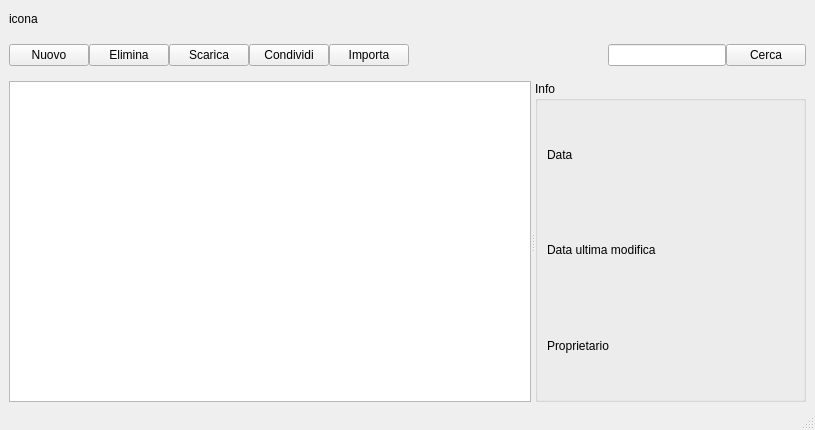
First picture: the form in Client/principale.ui, repository MarcoFlo/Google-Drive, before the edit.
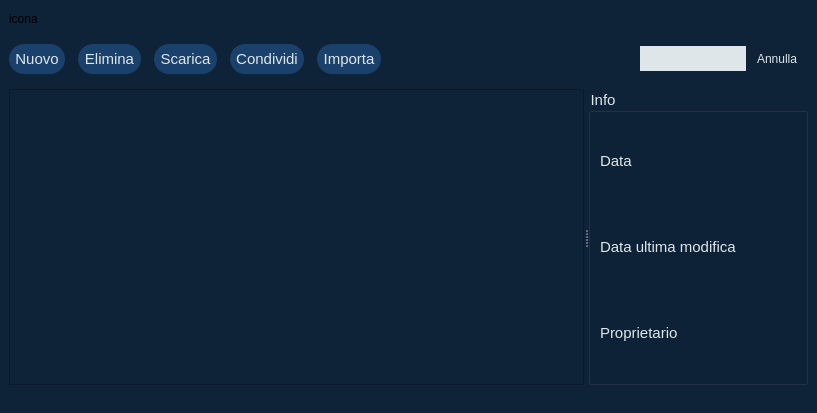
Second picture: the form after the edit.

Diff of the .ui file:
```diff
--- a/Client/principale.ui
+++ b/Client/principale.ui
@@ -6,13 +6,22 @@
    <rect>
     <x>0</x>
     <y>0</y>
-    <width>815</width>
-    <height>430</height>
+    <width>817</width>
+    <height>413</height>
    </rect>
   </property>
+  <property name="minimumSize">
+   <size>
+    <width>815</width>
+    <height>400</height>
+   </size>
+  </property>
   <property name="windowTitle">
    <string>MainWindow</string>
   </property>
+  <property name="styleSheet">
+   <string notr="true">background-color:rgb(14,34,56)</string>
+  </property>
   <widget class="QWidget" name="centralwidget">
    <property name="sizePolicy">
     <sizepolicy hsizetype="Expanding" vsizetype="Expanding">
@@ -26,7 +35,7 @@
      <height>0</height>
     </size>
    </property>
-   <layout class="QVBoxLayout" name="verticalLayout_2" stretch="0,0,1">
+   <layout class="QVBoxLayout" name="verticalLayout_2" stretch="0,0,0">
     <property name="spacing">
      <number>15</number>
     </property>
@@ -83,8 +92,20 @@
       </property>
       <item>
        <layout class="QHBoxLayout" name="horizontalLayout_2">
+        <property name="spacing">
+         <number>13</number>
+        </property>
         <item>
          <widget class="QPushButton" name="nuovo">
+          <property name="styleSheet">
+           <string notr="true">border-radius: 15px;
+background-color: rgb(26,65,108);
+padding: 6px;
+color: #dfe6e9;
+border: none;
+font-size: 15px;
+font-family: 'Calibri'</string>
+          </property>
           <property name="text">
            <string>Nuovo</string>
           </property>
@@ -92,6 +113,15 @@
         </item>
         <item>
          <widget class="QPushButton" name="elimina">
+          <property name="styleSheet">
+           <string notr="true">border-radius: 15px;
+background-color: rgb(26,65,108);
+padding: 6px;
+color: #dfe6e9;
+border: none;
+font-size: 15px;
+font-family: 'Calibri'</string>
+          </property>
           <property name="text">
            <string>Elimina</string>
           </property>
@@ -99,6 +129,15 @@
         </item>
         <item>
          <widget class="QPushButton" name="scarica">
+          <property name="styleSheet">
+           <string notr="true">border-radius: 15px;
+background-color: rgb(26,65,108);
+padding: 6px;
+color: #dfe6e9;
+border: none;
+font-size: 15px;
+font-family: 'Calibri'</string>
+          </property>
           <property name="text">
            <string>Scarica</string>
           </property>
@@ -106,6 +145,15 @@
         </item>
         <item>
          <widget class="QPushButton" name="condividi">
+          <property name="styleSheet">
+           <string notr="true">border-radius: 15px;
+background-color: rgb(26,65,108);
+padding: 6px;
+color: #dfe6e9;
+border: none;
+font-size: 15px;
+font-family: 'Calibri'</string>
+          </property>
           <property name="text">
            <string>Condividi</string>
           </property>
@@ -113,6 +161,15 @@
         </item>
         <item>
          <widget class="QPushButton" name="importa">
+          <property name="styleSheet">
+           <string notr="true">border-radius: 15px;
+background-color: rgb(26,65,108);
+padding: 6px;
+color: #dfe6e9;
+border: none;
+font-size: 15px;
+font-family: 'Calibri'</string>
+          </property>
           <property name="text">
            <string>Importa</string>
           </property>
@@ -125,23 +182,70 @@
         <property name="orientation">
          <enum>Qt::Horizontal</enum>
         </property>
+        <property name="sizeType">
+         <enum>QSizePolicy::Expanding</enum>
+        </property>
         <property name="sizeHint" stdset="0">
          <size>
-          <width>40</width>
-          <height>20</height>
+          <width>98</width>
+          <height>16</height>
          </size>
         </property>
        </spacer>
       </item>
       <item>
        <layout class="QHBoxLayout" name="horizontalLayout_3">
+        <property name="spacing">
+         <number>6</number>
+        </property>
+        <property name="sizeConstraint">
+         <enum>QLayout::SetMaximumSize</enum>
+        </property>
+        <property name="leftMargin">
+         <number>30</number>
+        </property>
+        <property name="rightMargin">
+         <number>6</number>
+        </property>
         <item>
-         <widget class="QLineEdit" name="cercaBarra"/>
+         <widget class="QLineEdit" name="cercaBarra">
+          <property name="sizePolicy">
+           <sizepolicy hsizetype="Minimum" vsizetype="Fixed">
+            <horstretch>16</horstretch>
+            <verstretch>0</verstretch>
+           </sizepolicy>
+          </property>
+          <property name="minimumSize">
+           <size>
+            <width>0</width>
+            <height>25</height>
+           </size>
+          </property>
+          <property name="font">
+           <font>
+            <family>Calibri</family>
+            <pointsize>11</pointsize>
+           </font>
+          </property>
+          <property name="styleSheet">
+           <string notr="true">background-color:#dfe6e9;
+border: 1px #dfe6e9;
+</string>
+          </property>
+         </widget>
         </item>
         <item>
          <widget class="QPushButton" name="cerca">
+          <property name="styleSheet">
+           <string notr="true">color: #dfe6e9;
+font-size: 12px;
+border: none;
+padding: 5px;
+font-family: 'Calibri';
+background-color:none</string>
+          </property>
           <property name="text">
-           <string>Cerca</string>
+           <string>Annulla</string>
           </property>
          </widget>
         </item>
@@ -151,20 +255,50 @@
     </item>
     <item>
      <widget class="QSplitter" name="barra3">
+      <property name="sizePolicy">
+       <sizepolicy hsizetype="Expanding" vsizetype="Expanding">
+        <horstretch>0</horstretch>
+        <verstretch>0</verstretch>
+       </sizepolicy>
+      </property>
       <property name="orientation">
        <enum>Qt::Horizontal</enum>
       </property>
       <widget class="QTableWidget" name="lista"/>
       <widget class="QGroupBox" name="info">
+       <property name="maximumSize">
+        <size>
+         <width>220</width>
+         <height>16777215</height>
+        </size>
+       </property>
+       <property name="styleSheet">
+        <string notr="true">color: #dfe6e9;
+font-size: 15px #dfe6e9;
+font-family: 'Calibri';
+background-color:none</string>
+       </property>
        <property name="title">
         <string>Info</string>
        </property>
+       <property name="flat">
+        <bool>false</bool>
+       </property>
+       <property name="checkable">
+        <bool>false</bool>
+       </property>
        <layout class="QVBoxLayout" name="verticalLayout">
+        <property name="topMargin">
+         <number>8</number>
+        </property>
         <item>
          <layout class="QHBoxLayout" name="horizontalLayout_4"/>
         </item>
         <item>
          <widget class="QLabel" name="data">
+          <property name="styleSheet">
+           <string notr="true"/>
+          </property>
           <property name="text">
            <string>Data</string>
           </property>
```
Left out of the diff: 6 changed lines with no effect on the pictures.
